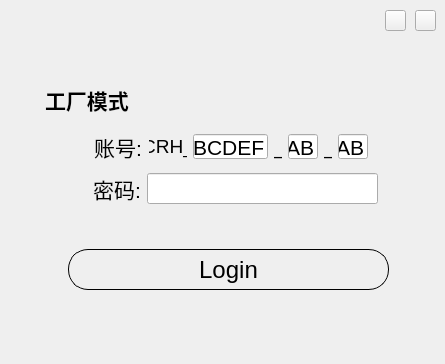
Before: the Qt Designer form InterfacialDesign/Login/loginform.ui in xb985547608/VIDICON, drawn with Qt 5.
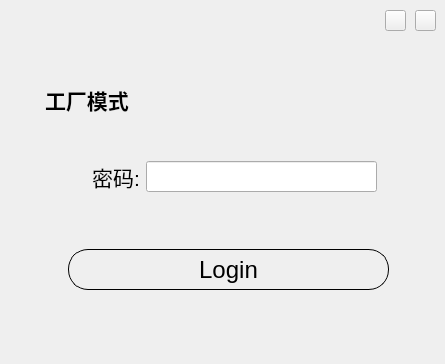
After: the same form once the commit is applied. Icons and pictures are not drawn. Custom widgets are drawn as their Qt base class.

Diff of the .ui file:
```diff
--- a/InterfacialDesign/Login/loginform.ui
+++ b/InterfacialDesign/Login/loginform.ui
@@ -179,8 +179,8 @@
   <widget class="QWidget" name="layoutWidget">
    <property name="geometry">
     <rect>
-     <x>80</x>
-     <y>172</y>
+     <x>79</x>
+     <y>160</y>
      <width>300</width>
      <height>33</height>
     </rect>
@@ -245,236 +245,14 @@
     </item>
    </layout>
   </widget>
-  <widget class="QWidget" name="">
-   <property name="geometry">
-    <rect>
-     <x>80</x>
-     <y>130</y>
-     <width>290</width>
-     <height>33</height>
-    </rect>
-   </property>
-   <layout class="QHBoxLayout" name="horizontalLayout_3">
-    <item>
-     <widget class="QLabel" name="label_6">
-      <property name="minimumSize">
-       <size>
-        <width>61</width>
-        <height>31</height>
-       </size>
-      </property>
-      <property name="maximumSize">
-       <size>
-        <width>61</width>
-        <height>31</height>
-       </size>
-      </property>
-      <property name="font">
-       <font>
-        <pointsize>16</pointsize>
-       </font>
-      </property>
-      <property name="text">
-       <string>账号:</string>
-      </property>
-      <property name="alignment">
-       <set>Qt::AlignRight|Qt::AlignTrailing|Qt::AlignVCenter</set>
-      </property>
-     </widget>
-    </item>
-    <item>
-     <layout class="QHBoxLayout" name="horizontalLayout">
-      <item>
-       <widget class="QLabel" name="label_3">
-        <property name="minimumSize">
-         <size>
-          <width>38</width>
-          <height>25</height>
-         </size>
-        </property>
-        <property name="maximumSize">
-         <size>
-          <width>38</width>
-          <height>25</height>
-         </size>
-        </property>
-        <property name="font">
-         <font>
-          <pointsize>14</pointsize>
-         </font>
-        </property>
-        <property name="text">
-         <string>CRH_</string>
-        </property>
-        <property name="alignment">
-         <set>Qt::AlignCenter</set>
-        </property>
-       </widget>
-      </item>
-      <item>
-       <widget class="QLineEdit" name="trainNum">
-        <property name="minimumSize">
-         <size>
-          <width>75</width>
-          <height>25</height>
-         </size>
-        </property>
-        <property name="maximumSize">
-         <size>
-          <width>75</width>
-          <height>25</height>
-         </size>
-        </property>
-        <property name="font">
-         <font>
-          <pointsize>16</pointsize>
-         </font>
-        </property>
-        <property name="styleSheet">
-         <string notr="true"/>
-        </property>
-        <property name="text">
-         <string>ABCDEF</string>
-        </property>
-        <property name="maxLength">
-         <number>6</number>
-        </property>
-        <property name="echoMode">
-         <enum>QLineEdit::Normal</enum>
-        </property>
-        <property name="alignment">
-         <set>Qt::AlignCenter</set>
-        </property>
-       </widget>
-      </item>
-      <item>
-       <widget class="QLabel" name="label_4">
-        <property name="minimumSize">
-         <size>
-          <width>8</width>
-          <height>25</height>
-         </size>
-        </property>
-        <property name="maximumSize">
-         <size>
-          <width>8</width>
-          <height>25</height>
-         </size>
-        </property>
-        <property name="font">
-         <font>
-          <pointsize>16</pointsize>
-         </font>
-        </property>
-        <property name="text">
-         <string>_</string>
-        </property>
-        <property name="alignment">
-         <set>Qt::AlignCenter</set>
-        </property>
-       </widget>
-      </item>
-      <item>
-       <widget class="QLineEdit" name="coachNum">
-        <property name="minimumSize">
-         <size>
-          <width>30</width>
-          <height>25</height>
-         </size>
-        </property>
-        <property name="maximumSize">
-         <size>
-          <width>30</width>
-          <height>25</height>
-         </size>
-        </property>
-        <property name="font">
-         <font>
-          <pointsize>16</pointsize>
-         </font>
-        </property>
-        <property name="styleSheet">
-         <string notr="true"/>
-        </property>
-        <property name="text">
-         <string>AB</string>
-        </property>
-        <property name="maxLength">
-         <number>5</number>
-        </property>
-        <property name="echoMode">
-         <enum>QLineEdit::Normal</enum>
-        </property>
-        <property name="alignment">
-         <set>Qt::AlignCenter</set>
-        </property>
-       </widget>
-      </item>
-      <item>
-       <widget class="QLabel" name="label_5">
-        <property name="minimumSize">
-         <size>
-          <width>8</width>
-          <height>25</height>
-         </size>
-        </property>
-        <property name="maximumSize">
-         <size>
-          <width>8</width>
-          <height>25</height>
-         </size>
-        </property>
-        <property name="font">
-         <font>
-          <pointsize>16</pointsize>
-         </font>
-        </property>
-        <property name="text">
-         <string>_</string>
-        </property>
-        <property name="alignment">
-         <set>Qt::AlignCenter</set>
-        </property>
-       </widget>
-      </item>
-      <item>
-       <widget class="QLineEdit" name="seatNum">
-        <property name="minimumSize">
-         <size>
-          <width>30</width>
-          <height>25</height>
-         </size>
-        </property>
-        <property name="maximumSize">
-         <size>
-          <width>30</width>
-          <height>25</height>
-         </size>
-        </property>
-        <property name="font">
-         <font>
-          <pointsize>16</pointsize>
-         </font>
-        </property>
-        <property name="styleSheet">
-         <string notr="true"/>
-        </property>
-        <property name="text">
-         <string>AB</string>
-        </property>
-        <property name="maxLength">
-         <number>5</number>
-        </property>
-        <property name="echoMode">
-         <enum>QLineEdit::Normal</enum>
-        </property>
-       </widget>
-      </item>
-     </layout>
-    </item>
-   </layout>
-  </widget>
  </widget>
+ <customwidgets>
+  <customwidget>
+   <class>LineEdit</class>
+   <extends>QLineEdit</extends>
+   <header>lineedit.h</header>
+  </customwidget>
+ </customwidgets>
  <tabstops>
   <tabstop>trainNum</tabstop>
   <tabstop>coachNum</tabstop>
```
Left out of the diff: 5 changed lines with no effect on the pictures.
